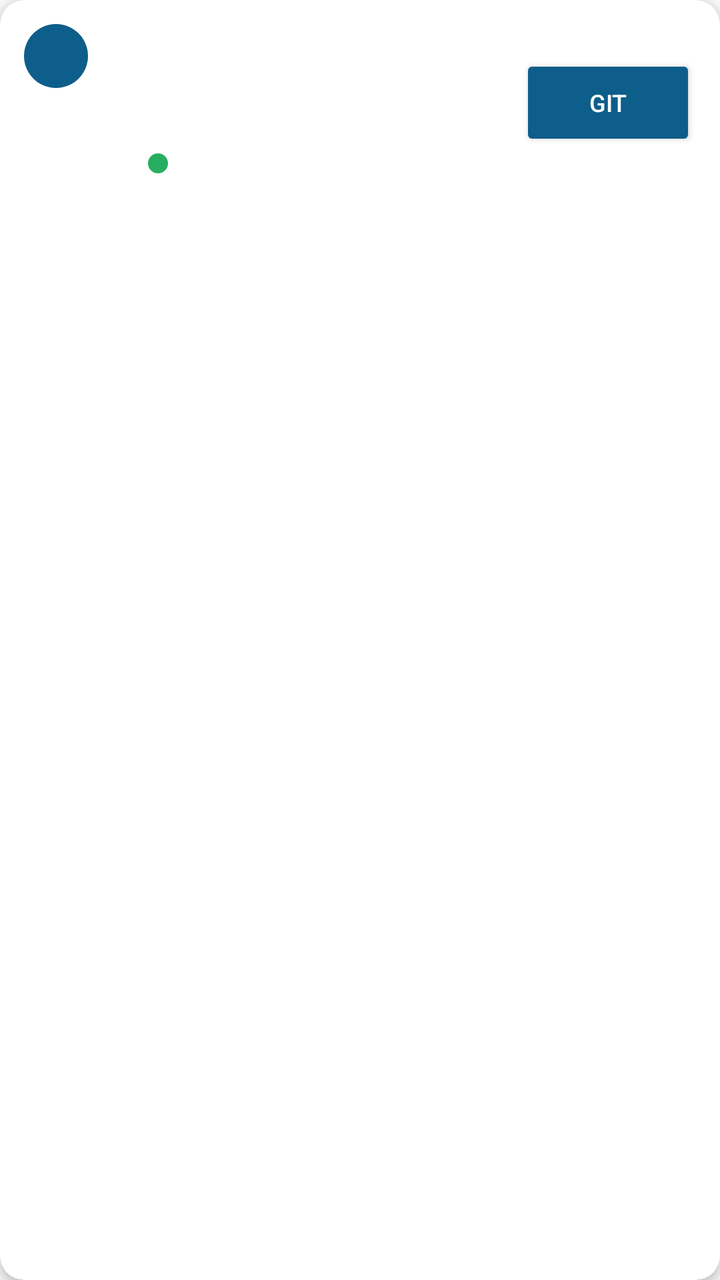
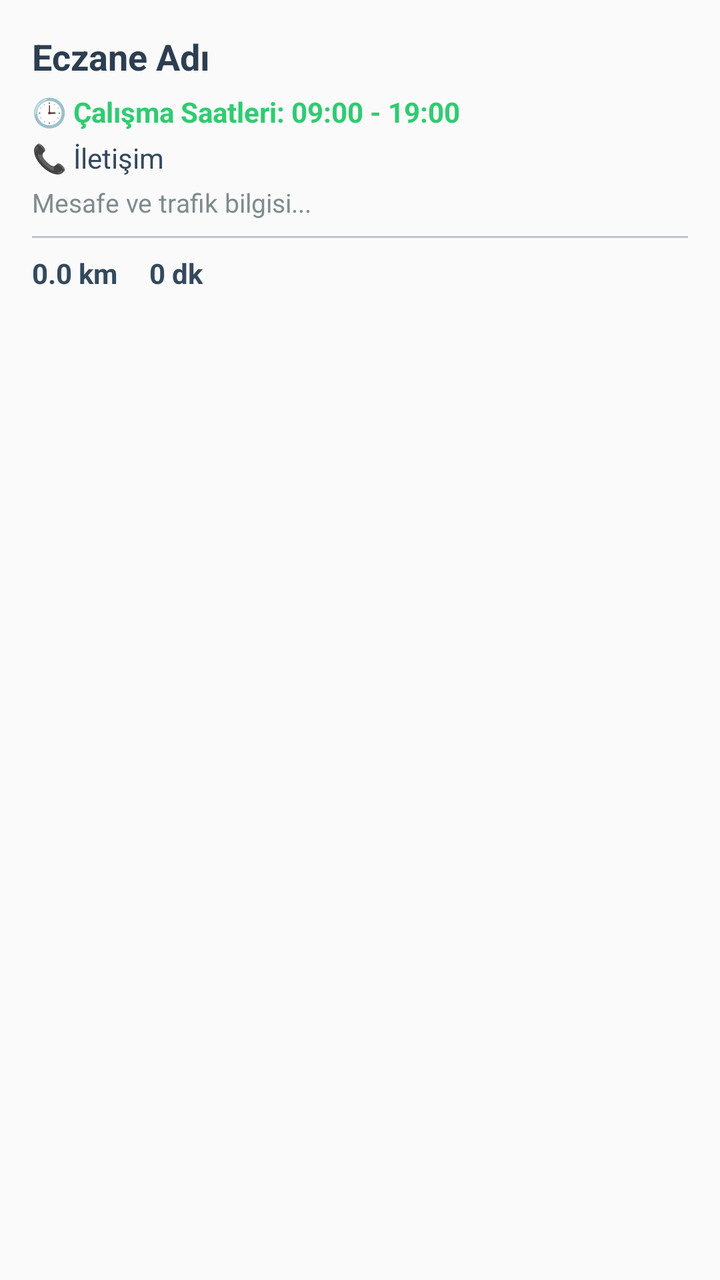

Before-and-after screenshots of an Android layout around one commit, followed by the original layout XML and the change that was made.
<!-- AndroidManifest.xml: application theme Theme.AppCompat.Light.NoActionBar -->
<!-- res/layout/item_pharmacy.xml -->
<?xml version="1.0" encoding="utf-8"?>
<androidx.cardview.widget.CardView
    xmlns:android="http://schemas.android.com/apk/res/android"
    xmlns:app="http://schemas.android.com/apk/res-auto"
    android:id="@+id/cardPharmacy"
    android:layout_width="match_parent"
    android:layout_height="wrap_content"
    android:layout_marginHorizontal="12dp"
    android:layout_marginVertical="6dp"
    app:cardCornerRadius="12dp"
    app:cardElevation="3dp">

    <androidx.constraintlayout.widget.ConstraintLayout
        android:layout_width="match_parent"
        android:layout_height="wrap_content"
        android:padding="12dp">

        
        <TextView
            android:id="@+id/tvRank"
            android:layout_width="32dp"
            android:layout_height="32dp"
            android:background="@drawable/circle_blue"
            android:gravity="center"
            android:textColor="#FFFFFF"
            android:textSize="14sp"
            android:textStyle="bold"
            app:layout_constraintStart_toStartOf="parent"
            app:layout_constraintTop_toTopOf="parent" />

        
        <TextView
            android:id="@+id/tvBadge"
            android:layout_width="wrap_content"
            android:layout_height="wrap_content"
            android:layout_marginStart="8dp"
            android:background="@drawable/badge_background"
            android:paddingHorizontal="8dp"
            android:paddingVertical="2dp"
            android:textColor="#00A896"
            android:textSize="10sp"
            android:textStyle="bold"
            android:visibility="gone"
            app:layout_constraintBottom_toBottomOf="@id/tvRank"
            app:layout_constraintStart_toEndOf="@id/tvRank"
            app:layout_constraintTop_toTopOf="@id/tvRank" />

        
        <TextView
            android:id="@+id/tvPharmacyName"
            android:layout_width="0dp"
            android:layout_height="wrap_content"
            android:layout_marginStart="8dp"
            android:layout_marginEnd="8dp"
            android:ellipsize="end"
            android:maxLines="1"
            android:textColor="#0D5E8A"
            android:textSize="15sp"
            android:textStyle="bold"
            app:layout_constraintEnd_toStartOf="@id/btnNavigate"
            app:layout_constraintStart_toEndOf="@id/tvRank"
            app:layout_constraintTop_toBottomOf="@id/tvBadge" />

        
        <TextView
            android:id="@+id/tvPharmacyAddress"
            android:layout_width="0dp"
            android:layout_height="wrap_content"
            android:layout_marginTop="2dp"
            android:ellipsize="end"
            android:maxLines="1"
            android:textColor="#888888"
            android:textSize="12sp"
            app:layout_constraintEnd_toStartOf="@id/btnNavigate"
            app:layout_constraintStart_toStartOf="@id/tvPharmacyName"
            app:layout_constraintTop_toBottomOf="@id/tvPharmacyName" />

        
        <TextView
            android:id="@+id/tvTravelTime"
            android:layout_width="wrap_content"
            android:layout_height="wrap_content"
            android:layout_marginTop="6dp"
            android:textColor="#333333"
            android:textSize="13sp"
            android:textStyle="bold"
            app:layout_constraintStart_toStartOf="@id/tvPharmacyName"
            app:layout_constraintTop_toBottomOf="@id/tvPharmacyAddress" />

        
        <TextView
            android:id="@+id/tvDistance"
            android:layout_width="wrap_content"
            android:layout_height="wrap_content"
            android:layout_marginStart="12dp"
            android:textColor="#555555"
            android:textSize="13sp"
            app:layout_constraintBottom_toBottomOf="@id/tvTravelTime"
            app:layout_constraintStart_toEndOf="@id/tvTravelTime"
            app:layout_constraintTop_toTopOf="@id/tvTravelTime" />

        
        <View
            android:id="@+id/viewTrafficDot"
            android:layout_width="10dp"
            android:layout_height="10dp"
            android:layout_marginStart="10dp"
            android:background="@drawable/circle_green"
            app:layout_constraintBottom_toBottomOf="@id/tvTravelTime"
            app:layout_constraintStart_toEndOf="@id/tvDistance"
            app:layout_constraintTop_toTopOf="@id/tvTravelTime" />

        
        <Button
            android:id="@+id/btnNavigate"
            android:layout_width="wrap_content"
            android:layout_height="wrap_content"
            android:backgroundTint="#0D5E8A"
            android:text="Git"
            android:textColor="#FFFFFF"
            android:textSize="12sp"
            app:layout_constraintBottom_toBottomOf="parent"
            app:layout_constraintEnd_toEndOf="parent"
            app:layout_constraintTop_toTopOf="parent" />

    </androidx.constraintlayout.widget.ConstraintLayout>
</androidx.cardview.widget.CardView>
<!-- resources referenced by this layout -->
<resources>
  <!-- drawable badge_background (drawable) -->
  <?xml version="1.0" encoding="utf-8"?>
  <shape xmlns:android="http://schemas.android.com/apk/res/android"
      android:shape="rectangle">
      <solid android:color="#E8F5F3" />
      <stroke android:width="1dp" android:color="#00A896" />
      <corners android:radius="4dp" />
  </shape>
  <!-- drawable circle_blue (drawable) -->
  <?xml version="1.0" encoding="utf-8"?>
  <shape xmlns:android="http://schemas.android.com/apk/res/android"
      android:shape="oval">
      <solid android:color="#0D5E8A" />
  </shape>
  <!-- drawable circle_green (drawable) -->
  <?xml version="1.0" encoding="utf-8"?>
  <shape xmlns:android="http://schemas.android.com/apk/res/android"
      android:shape="oval">
      <solid android:color="#27AE60" />
  </shape>
</resources>

<!-- the commit's change to res/layout/item_pharmacy.xml (unified diff, before → after) -->
@@ -1,127 +1,79 @@
 <?xml version="1.0" encoding="utf-8"?>
-<androidx.cardview.widget.CardView
-    xmlns:android="http://schemas.android.com/apk/res/android"
-    xmlns:app="http://schemas.android.com/apk/res-auto"
-    android:id="@+id/cardPharmacy"
+<LinearLayout xmlns:android="http://schemas.android.com/apk/res/android"
     android:layout_width="match_parent"
     android:layout_height="wrap_content"
+    android:orientation="vertical"
+    android:padding="16dp"
     android:layout_marginHorizontal="12dp"
     android:layout_marginVertical="6dp"
-    app:cardCornerRadius="12dp"
-    app:cardElevation="3dp">
+    android:background="?android:attr/selectableItemBackground">
 
-    <androidx.constraintlayout.widget.ConstraintLayout
+    <TextView
+        android:id="@+id/tvPharmacyName"
         android:layout_width="match_parent"
         android:layout_height="wrap_content"
-        android:padding="12dp">
+        android:text="Eczane Adı"
+        android:textColor="#2C3E50"
+        android:textSize="18sp"
+        android:textStyle="bold" />
 
-        
+    <TextView
+        android:id="@+id/tvClosingTime"
+        android:layout_width="match_parent"
+        android:layout_height="wrap_content"
+        android:text="🕒 Çalışma Saatleri: 09:00 - 19:00"
+        android:textColor="#2ECC71"
+        android:textSize="14sp"
+        android:textStyle="bold"
+        android:layout_marginTop="6dp" />
+
+    <TextView
+        android:id="@+id/tvPharmacyPhone"
+        android:layout_width="match_parent"
+        android:layout_height="wrap_content"
+        android:text="📞 İletişim"
+        android:textColor="#34495E"
+        android:textSize="14sp"
+        android:layout_marginTop="4dp" />
+
+    <TextView
+        android:id="@+id/tvPharmacyDescription"
+        android:layout_width="match_parent"
+        android:layout_height="wrap_content"
+        android:text="Mesafe ve trafik bilgisi..."
+        android:textColor="#7F8C8D"
+        android:textSize="13sp"
+        android:layout_marginTop="4dp" />
+
+    <View
+        android:layout_width="match_parent"
+        android:layout_height="1dp"
+        android:background="#BDC3C7"
+        android:layout_marginVertical="8dp"/>
+
+    <LinearLayout
+        android:layout_width="match_parent"
+        android:layout_height="wrap_content"
+        android:orientation="horizontal">
+
         <TextView
-            android:id="@+id/tvRank"
-            android:layout_width="32dp"
-            android:layout_height="32dp"
-            android:background="@drawable/circle_blue"
-            android:gravity="center"
-            android:textColor="#FFFFFF"
+            android:id="@+id/tvPharmacyDistance"
+            android:layout_width="wrap_content"
+            android:layout_height="wrap_content"
+            android:text="0.0 km"
+            android:textColor="#34495E"
+            android:textSize="14sp"
+            android:textStyle="bold" />
+
+        <TextView
+            android:id="@+id/tvPharmacyTravelTime"
+            android:layout_width="wrap_content"
+            android:layout_height="wrap_content"
+            android:text="0 dk"
+            android:textColor="#34495E"
             android:textSize="14sp"
             android:textStyle="bold"
-            app:layout_constraintStart_toStartOf="parent"
-            app:layout_constraintTop_toTopOf="parent" />
+            android:layout_marginStart="16dp"/>
+    </LinearLayout>
 
-        
-        <TextView
-            android:id="@+id/tvBadge"
-            android:layout_width="wrap_content"
-            android:layout_height="wrap_content"
-            android:layout_marginStart="8dp"
-            android:background="@drawable/badge_background"
-            android:paddingHorizontal="8dp"
-            android:paddingVertical="2dp"
-            android:textColor="#00A896"
-            android:textSize="10sp"
-            android:textStyle="bold"
-            android:visibility="gone"
-            app:layout_constraintBottom_toBottomOf="@id/tvRank"
-            app:layout_constraintStart_toEndOf="@id/tvRank"
-            app:layout_constraintTop_toTopOf="@id/tvRank" />
-
-        
-        <TextView
-            android:id="@+id/tvPharmacyName"
-            android:layout_width="0dp"
-            android:layout_height="wrap_content"
-            android:layout_marginStart="8dp"
-            android:layout_marginEnd="8dp"
-            android:ellipsize="end"
-            android:maxLines="1"
-            android:textColor="#0D5E8A"
-            android:textSize="15sp"
-            android:textStyle="bold"
-            app:layout_constraintEnd_toStartOf="@id/btnNavigate"
-            app:layout_constraintStart_toEndOf="@id/tvRank"
-            app:layout_constraintTop_toBottomOf="@id/tvBadge" />
-
-        
-        <TextView
-            android:id="@+id/tvPharmacyAddress"
-            android:layout_width="0dp"
-            android:layout_height="wrap_content"
-            android:layout_marginTop="2dp"
-            android:ellipsize="end"
-            android:maxLines="1"
-            android:textColor="#888888"
-            android:textSize="12sp"
-            app:layout_constraintEnd_toStartOf="@id/btnNavigate"
-            app:layout_constraintStart_toStartOf="@id/tvPharmacyName"
-            app:layout_constraintTop_toBottomOf="@id/tvPharmacyName" />
-
-        
-        <TextView
-            android:id="@+id/tvTravelTime"
-            android:layout_width="wrap_content"
-            android:layout_height="wrap_content"
-            android:layout_marginTop="6dp"
-            android:textColor="#333333"
-            android:textSize="13sp"
-            android:textStyle="bold"
-            app:layout_constraintStart_toStartOf="@id/tvPharmacyName"
-            app:layout_constraintTop_toBottomOf="@id/tvPharmacyAddress" />
-
-        
-        <TextView
-            android:id="@+id/tvDistance"
-            android:layout_width="wrap_content"
-            android:layout_height="wrap_content"
-            android:layout_marginStart="12dp"
-            android:textColor="#555555"
-            android:textSize="13sp"
-            app:layout_constraintBottom_toBottomOf="@id/tvTravelTime"
-            app:layout_constraintStart_toEndOf="@id/tvTravelTime"
-            app:layout_constraintTop_toTopOf="@id/tvTravelTime" />
-
-        
-        <View
-            android:id="@+id/viewTrafficDot"
-            android:layout_width="10dp"
-            android:layout_height="10dp"
-            android:layout_marginStart="10dp"
-            android:background="@drawable/circle_green"
-            app:layout_constraintBottom_toBottomOf="@id/tvTravelTime"
-            app:layout_constraintStart_toEndOf="@id/tvDistance"
-            app:layout_constraintTop_toTopOf="@id/tvTravelTime" />
-
-        
-        <Button
-            android:id="@+id/btnNavigate"
-            android:layout_width="wrap_content"
-            android:layout_height="wrap_content"
-            android:backgroundTint="#0D5E8A"
-            android:text="Git"
-            android:textColor="#FFFFFF"
-            android:textSize="12sp"
-            app:layout_constraintBottom_toBottomOf="parent"
-            app:layout_constraintEnd_toEndOf="parent"
-            app:layout_constraintTop_toTopOf="parent" />
-
-    </androidx.constraintlayout.widget.ConstraintLayout>
-</androidx.cardview.widget.CardView>
+</LinearLayout>
<!-- resource entries referenced after the edit -->
@@ -1,24 +1,5 @@
 <!-- resources referenced by this layout -->
 <resources>
-  <!-- drawable badge_background (drawable) -->
-  <?xml version="1.0" encoding="utf-8"?>
-  <shape xmlns:android="http://schemas.android.com/apk/res/android"
-      android:shape="rectangle">
-      <solid android:color="#E8F5F3" />
-      <stroke android:width="1dp" android:color="#00A896" />
-      <corners android:radius="4dp" />
-  </shape>
-  <!-- drawable circle_blue (drawable) -->
-  <?xml version="1.0" encoding="utf-8"?>
-  <shape xmlns:android="http://schemas.android.com/apk/res/android"
-      android:shape="oval">
-      <solid android:color="#0D5E8A" />
-  </shape>
-  <!-- drawable circle_green (drawable) -->
-  <?xml version="1.0" encoding="utf-8"?>
-  <shape xmlns:android="http://schemas.android.com/apk/res/android"
-      android:shape="oval">
-      <solid android:color="#27AE60" />
-  </shape>
+
 </resources>
 
